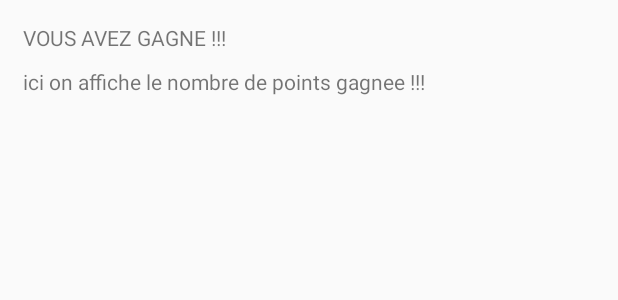
After one commit to Cocovich/MovieBuzz, an Android app: the layout dialog_fin_partie_gagne.xml on its own in the app's theme, with its tools: preview values and no code run, on a phone screen of 412 x 824 dp. The commit adds this screen. Shown: the top 300 px of the screen. Run offline under Robolectric (Android 15) with nearby library versions, the phone set to English and light mode, and no system bars.

Commit message:
methode dialog fin de partie plus leur layout aussi quelque corection sur les 2 classes main rajout de la 2eme page au android manifest

```diff
--- a/app/src/main/java/be/ipl/android/moviebuzz/MainActivity.java
+++ b/app/src/main/java/be/ipl/android/moviebuzz/MainActivity.java
@@ -14,8 +14,8 @@ public class MainActivity extends AppCompatActivity {
     protected void onCreate(Bundle savedInstanceState) {
         super.onCreate(savedInstanceState);
         //supprimer la barre de menu
-        ActionBar actionBar = getSupportActionBar();
-        actionBar.hide();
+       // ActionBar actionBar = getSupportActionBar();
+        //actionBar.hide();
 
         setContentView(R.layout.activity_main);
     }
--- a/app/src/main/res/layout/activity_main.xml
+++ b/app/src/main/res/layout/activity_main.xml
@@ -11,7 +11,7 @@
     <ImageView
         android:id="@+id/imageView1"
         android:layout_width="fill_parent"
-        android:layout_height="310dp"
+        android:layout_height="350dp"
         android:layout_alignParentEnd="false"
         android:layout_alignParentRight="true"
         android:src="@drawable/buzzgame" />
--- /dev/null
+++ b/app/src/main/res/layout/dialog_fin_partie_gagne.xml
@@ -0,0 +1,25 @@
+<?xml version="1.0" encoding="utf-8"?>
+<RelativeLayout
+    xmlns:android="http://schemas.android.com/apk/res/android"
+    android:layout_width="fill_parent"
+    android:layout_height="fill_parent"
+    android:padding="15dip">
+
+    <TextView
+        android:id="@+id/TextView1"
+        android:layout_width="wrap_content"
+        android:layout_height="wrap_content"
+        android:text="VOUS AVEZ GAGNE !!!"
+        android:paddingBottom="10dip" />
+
+    <TextView
+        android:id="@+id/TextViewDeff"
+        android:layout_width="fill_parent"
+        android:layout_height="wrap_content"
+        android:layout_below="@id/TextView1"
+        android:text="ici on affiche le nombre de points gagnee !!!"
+
+        />
+
+
+</RelativeLayout>
--- a/app/src/main/res/values/strings.xml
+++ b/app/src/main/res/values/strings.xml
@@ -1,4 +1,5 @@
 <resources>
     <string name="app_name">MovieBuzz</string>
     <string name="action_settings">Settings</string>
+    <string name="title_activity_main2">Main2Activity</string>
 </resources>
```
Also changed, not shown: app/src/main/AndroidManifest.xml (+8 -0 lines), app/src/main/java/be/ipl/android/moviebuzz/Main2Activity.java (+73 -0 lines), app/src/main/res/layout/dialog_fin_partie_perdu.xml (added, +25 -0 lines), app/src/main/res/layout/activity_main2.xml (indentation only), 1 other file.
